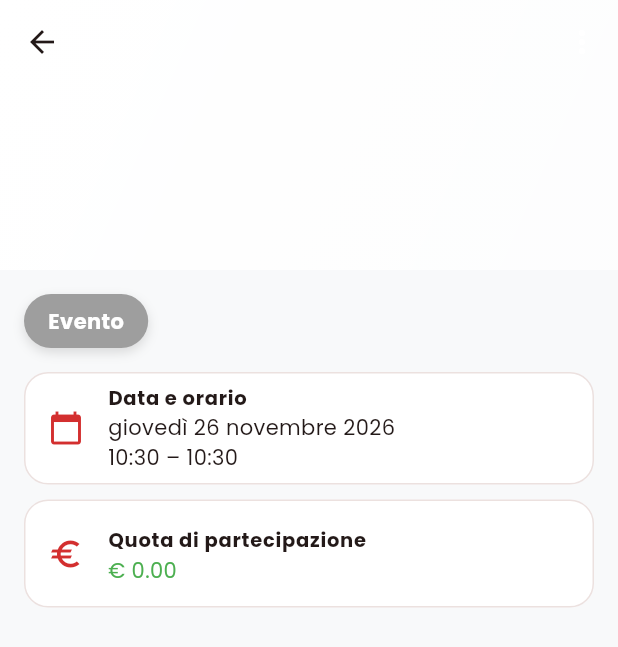
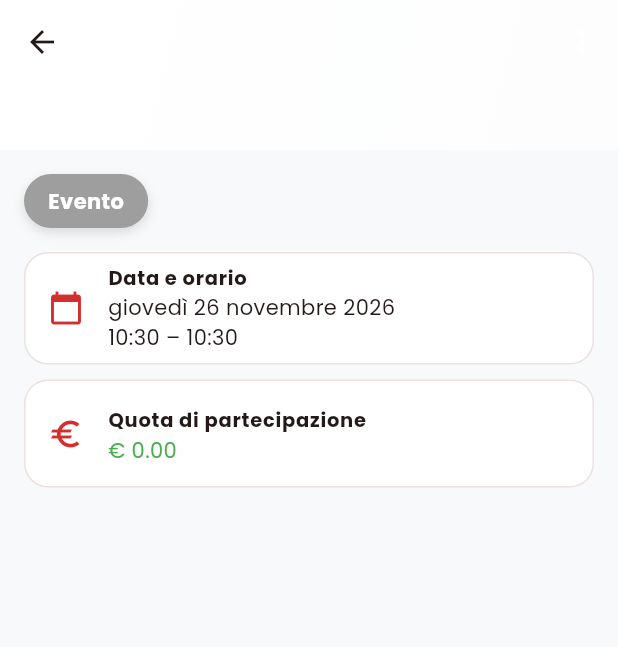
Before and after one commit to LucaPetruzzelli/scouting_project, a Flutter app: the EventDetailScreen screen opened directly with empty values, on a phone screen of 412 x 824 dp. Shown: the top 647 px of the screen. Run offline on Flutter 3.47's test engine with Material 3 defaults, Android fonts, the phone set to English and light mode, and no system bars; our stand-ins replace csv, file_picker, firebase_core, firebase_messaging, flutter_dotenv, flutter_image_compress and 11 more; accounts and stored records are empty; network calls fail.

Commit message:
correzione errori calendario e tema app

```diff
--- a/scouting_app/lib/features/calendar/screens/event_detail_screen.dart
+++ b/scouting_app/lib/features/calendar/screens/event_detail_screen.dart
@@ -19,23 +19,27 @@ class EventDetailScreen extends ConsumerStatefulWidget {
 
 class _EventDetailScreenState extends ConsumerState<EventDetailScreen>
     with SingleTickerProviderStateMixin {
-  late TabController _tabController;
-
-  @override
-  void initState() {
-    super.initState();
-    final profile = ref.read(authProvider).profile;
-    final isCapo = profile != null &&
-        (profile['role'] == 'capo' || profile['role'] == 'capo gruppo');
-    // Tab: Dettagli sempre visibile; Presenze e Quote solo per capi
-    final tabCount = isCapo ? 3 : 1;
-    _tabController = TabController(length: tabCount, vsync: this);
-  }
+  TabController? _tabController;
+  int? _lastTabCount;
+  bool? _lastIsCapo;
 
   @override
   void dispose() {
-    _tabController.dispose();
+    _tabController?.dispose();
     super.dispose();
+  }
+
+  TabController _getTabController(bool isCapo, bool hasFee) {
+    final tabCount = isCapo ? (hasFee ? 3 : 2) : 1;
+
+    // Recreate controller if tab count or isCapo changed
+    if (_tabController == null || _lastTabCount != tabCount || _lastIsCapo != isCapo) {
+      _tabController?.dispose();
+      _tabController = TabController(length: tabCount, vsync: this);
+      _lastTabCount = tabCount;
+      _lastIsCapo = isCapo;
+    }
+    return _tabController!;
   }
 
   /// Gets the background color for an event based on target branches
@@ -193,13 +197,55 @@ class _EventDetailScreenState extends ConsumerState<EventDetailScreen>
     final isCreator = profile != null && widget.event.createdBy == profile['id'];
 
     final branchBackgroundColor = _getBranchBackgroundColor(widget.event.targetBranches);
+    final hasFee = widget.event.fee != null;
+
+    // Per i capi: se c'è una quota mostriamo 3 tab, altrimenti 2 (Dettagli + Presenze)
+    // Per i soci: sempre solo Dettagli
+    final tabController = _getTabController(isCapo, hasFee);
+
+    final tabs = isCapo
+        ? [
+            const Tab(text: 'Dettagli'),
+            const Tab(text: 'Presenze'),
+            if (hasFee) const Tab(text: 'Quote'),
+          ]
+        : <Tab>[];
 
     return Scaffold(
       body: NestedScrollView(
         headerSliverBuilder: (context, innerBoxIsScrolled) => [
-          SliverAppBar(
-            expandedHeight: 180,
+          SliverOverlapAbsorber(
+            handle: NestedScrollView.sliverOverlapAbsorberHandleFor(context),
+            sliver: SliverAppBar(
+              expandedHeight: 100,
               pinned: true,
+              forceElevated: innerBoxIsScrolled,
+              flexibleSpace: FlexibleSpaceBar(
+                title: Text(
+                  widget.event.title,
+                  style: const TextStyle(
+                    color: Colors.white,
+                    fontWeight: FontWeight.bold,
+                    shadows: [Shadow(color: Colors.black45, blurRadius: 4)],
+                  ),
+                ),
+                background: Container(
+                  decoration: BoxDecoration(
+                    gradient: LinearGradient(
+                      colors: [branchBackgroundColor, branchBackgroundColor.withValues(alpha: 0.7)],
+                      begin: Alignment.topLeft,
+                      end: Alignment.bottomRight,
+                    ),
+                  ),
+                  child: Center(
+                    child: Icon(
+                      _eventTypeIcon(widget.event.eventType),
+                      size: 80,
+                      color: Colors.white.withValues(alpha: 0.2),
+                    ),
+                  ),
+                ),
+              ),
               actions: [
                 if (isCapo || isCreator)
                   PopupMenuButton<String>(
@@ -242,64 +288,41 @@ class _EventDetailScreenState extends ConsumerState<EventDetailScreen>
                     ],
                   ),
               ],
-            flexibleSpace: FlexibleSpaceBar(
-              title: Text(
-                widget.event.title,
-                style: const TextStyle(
-                  color: Colors.white,
-                  fontWeight: FontWeight.bold,
-                  shadows: [Shadow(color: Colors.black45, blurRadius: 4)],
-                ),
-              ),
-              background: Container(
-                decoration: BoxDecoration(
-                  gradient: LinearGradient(
-                    colors: [branchBackgroundColor, branchBackgroundColor.withValues(alpha: 0.7)],
-                    begin: Alignment.topLeft,
-                    end: Alignment.bottomRight,
-                  ),
-                ),
-                child: Center(
-                  child: Icon(
-                    _eventTypeIcon(widget.event.eventType),
-                    size: 80,
-                    color: Colors.white.withValues(alpha: 0.2),
-                  ),
-                ),
-              ),
-            ),
               bottom: isCapo
-                ? TabBar(
-                    controller: _tabController,
+                  ? PreferredSize(
+                      preferredSize: const Size.fromHeight(48.0),
+                      child: ColoredBox(
+                        color: branchBackgroundColor,
+                        child: TabBar(
+                          controller: tabController,
                           labelColor: Colors.white,
                           unselectedLabelColor: Colors.white70,
                           indicatorColor: Colors.white,
-                    tabs: const [
-                      Tab(text: 'Dettagli'),
-                      Tab(text: 'Presenze'),
-                      Tab(text: 'Quote'),
-                    ],
+                          tabs: tabs,
+                        ),
+                      ),
                     )
                   : null,
+            ),
           ),
         ],
         body: isCapo
             ? TabBarView(
-                controller: _tabController,
+                controller: tabController,
                 children: [
-                  _buildDetailsTab(profile),
-                  _buildAttendanceTab(profile),
-                  _buildPaymentsTab(profile),
+                  _buildDetailsTab(context, profile),
+                  _buildAttendanceTab(context, profile),
+                  if (hasFee) _buildPaymentsTab(context, profile),
                 ],
               )
-            : _buildDetailsTab(profile),
+            : _buildDetailsTab(context, profile),
       ),
     );
   }
 
   // ─── TAB DETTAGLI ────────────────────────────────────────────────────────────
 
-  Widget _buildDetailsTab(Map<String, dynamic>? profile) {
+  Widget _buildDetailsTab(BuildContext context, Map<String, dynamic>? profile) {
     final e = widget.event;
     final dateFormat = DateFormat('EEEE d MMMM yyyy', 'it_IT');
     final timeFormat = DateFormat('HH:mm');
@@ -310,9 +333,17 @@ class _EventDetailScreenState extends ConsumerState<EventDetailScreen>
     final branchLabel = _formatBranchLabel(e.targetBranches);
     final branchColor = _getBranchLabelColor(e.targetBranches);
 
-    return ListView(
+    return Builder(
+      builder: (context) => CustomScrollView(
+        key: const PageStorageKey('details'),
+        slivers: [
+          SliverOverlapInjector(
+            handle: NestedScrollView.sliverOverlapAbsorberHandleFor(context),
+          ),
+          SliverPadding(
             padding: const EdgeInsets.all(16),
-      children: [
+            sliver: SliverList(
+              delegate: SliverChildListDelegate([
                 // Branche destinatarie (invece del tipo evento)
                 _infoChip(branchLabel, branchColor),
 
@@ -348,6 +379,13 @@ class _EventDetailScreenState extends ConsumerState<EventDetailScreen>
                     title: 'Quota di partecipazione',
                     content: '€ ${e.fee!.toStringAsFixed(2)}',
                     contentColor: Colors.green,
+                  )
+                else
+                  _infoCard(
+                    icon: Icons.euro,
+                    title: 'Quota di partecipazione',
+                    content: 'Questo evento non prevede una quota',
+                    contentColor: Colors.grey,
                   ),
 
                 // Target (solo capi)
@@ -409,30 +447,50 @@ class _EventDetailScreenState extends ConsumerState<EventDetailScreen>
                     _SocioPaymentStatusWidget(event: widget.event, profile: profile),
                   ],
                 ],
+              ]),
+            ),
+          ),
         ],
+      ),
     );
   }
 
   // ─── TAB PRESENZE (solo capi) ─────────────────────────────────────────────
 
-  Widget _buildAttendanceTab(Map<String, dynamic>? profile) {
+  Widget _buildAttendanceTab(BuildContext context, Map<String, dynamic>? profile) {
     final paymentsAsync = ref.watch(eventPaymentsProvider(widget.event));
 
     return paymentsAsync.when(
       data: (data) {
         final participants = data['participants'] as List<Map<String, dynamic>>;
         if (participants.isEmpty) {
-          return const Center(child: Text('Nessun partecipante registrato.'));
+          return Builder(
+            builder: (context) => CustomScrollView(
+              slivers: [
+                SliverOverlapInjector(
+                  handle: NestedScrollView.sliverOverlapAbsorberHandleFor(context),
+                ),
+                const SliverFillRemaining(
+                  child: Center(child: Text('Nessun partecipante registrato.')),
+                ),
+              ],
+            ),
+          );
         }
 
         final present = participants.where((p) => p['actual_present'] == true).length;
         final absent = participants.where((p) => p['actual_present'] == false).length;
         final pending = participants.length - present - absent;
 
-        return Column(
-          children: [
-            // Riepilogo presenze
-            Padding(
+        return Builder(
+          builder: (context) => CustomScrollView(
+            key: const PageStorageKey('attendance'),
+            slivers: [
+              SliverOverlapInjector(
+                handle: NestedScrollView.sliverOverlapAbsorberHandleFor(context),
+              ),
+              SliverToBoxAdapter(
+                child: Padding(
                   padding: const EdgeInsets.all(16),
                   child: Row(
                     mainAxisAlignment: MainAxisAlignment.spaceEvenly,
@@ -443,11 +501,11 @@ class _EventDetailScreenState extends ConsumerState<EventDetailScreen>
                     ],
                   ),
                 ),
-            const Divider(height: 1),
-            Expanded(
-              child: ListView.builder(
-                itemCount: participants.length,
-                itemBuilder: (context, index) {
+              ),
+              const SliverToBoxAdapter(child: Divider(height: 1)),
+              SliverList(
+                delegate: SliverChildBuilderDelegate(
+                  (context, index) {
                     final p = participants[index];
                     final nome = '${p['nome'] ?? ''} ${p['cognome'] ?? ''}'.trim();
                     final isPresent = p['actual_present'];
@@ -475,7 +533,6 @@ class _EventDetailScreenState extends ConsumerState<EventDetailScreen>
                       trailing: Row(
                         mainAxisSize: MainAxisSize.min,
                         children: [
-                        // Pulsante presente
                           IconButton(
                             icon: Icon(
                               Icons.check_circle,
@@ -486,7 +543,6 @@ class _EventDetailScreenState extends ConsumerState<EventDetailScreen>
                                 .markAttendance(p['id'], true),
                             tooltip: 'Presente',
                           ),
-                        // Pulsante assente
                           IconButton(
                             icon: Icon(
                               Icons.cancel,
@@ -501,29 +557,61 @@ class _EventDetailScreenState extends ConsumerState<EventDetailScreen>
                       ),
                     );
                   },
+                  childCount: participants.length,
                 ),
               ),
             ],
+          ),
         );
       },
-      loading: () => const Center(child: CircularProgressIndicator()),
-      error: (err, _) => Center(child: Text('Errore: $err')),
+      loading: () => Builder(
+        builder: (context) => CustomScrollView(
+          slivers: [
+            SliverOverlapInjector(
+              handle: NestedScrollView.sliverOverlapAbsorberHandleFor(context),
+            ),
+            const SliverFillRemaining(
+              child: Center(child: CircularProgressIndicator()),
+            ),
+          ],
+        ),
+      ),
+      error: (err, _) => Builder(
+        builder: (context) => CustomScrollView(
+          slivers: [
+            SliverOverlapInjector(
+              handle: NestedScrollView.sliverOverlapAbsorberHandleFor(context),
+            ),
+            SliverFillRemaining(
+              child: Center(child: Text('Errore: $err')),
+            ),
+          ],
+        ),
+      ),
     );
   }
 
   // ─── TAB QUOTE (solo capi) ────────────────────────────────────────────────
 
-  Widget _buildPaymentsTab(Map<String, dynamic>? profile) {
-    if (widget.event.fee == null) {
-      return const Center(
-        child: Text('Questo evento non prevede una quota.'),
-      );
-    }
-    return Center(
-      child: ElevatedButton.icon(
+  Widget _buildPaymentsTab(BuildContext context, Map<String, dynamic>? profile) {
+    return Builder(
+      builder: (context) => CustomScrollView(
+        slivers: [
+          SliverOverlapInjector(
+            handle: NestedScrollView.sliverOverlapAbsorberHandleFor(context),
+          ),
+          SliverFillRemaining(
+            child: Center(
+              child: widget.event.fee == null
+                  ? const Text('Questo evento non prevede una quota.')
+                  : ElevatedButton.icon(
                       icon: const Icon(Icons.euro),
                       label: const Text('Apri Gestione Quote'),
                       onPressed: () => context.push('/events/payments', extra: widget.event),
+                    ),
+            ),
+          ),
+        ],
       ),
     );
   }
```
Also changed, not shown: scouting_app/lib/core/theme/app_theme.dart (+8 -0 lines), scouting_app/lib/main.dart (+0 -16 lines). Lines whose indentation alone changed are shown as unchanged.
